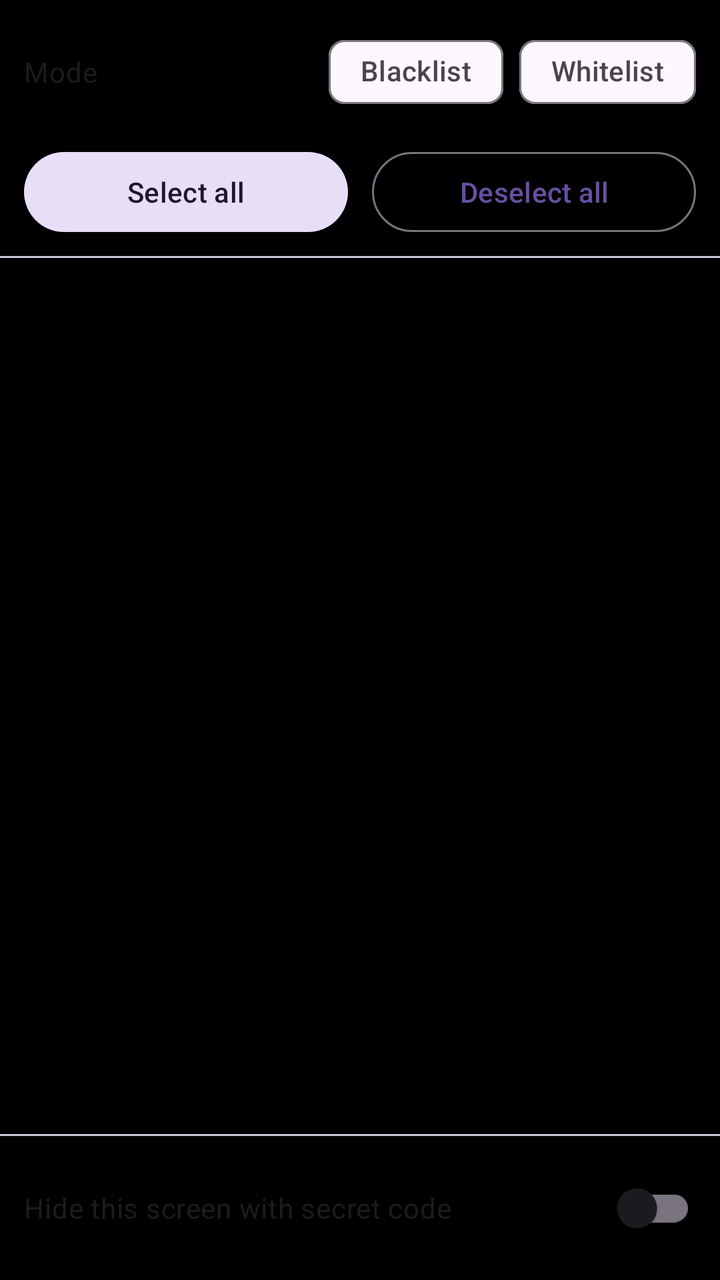
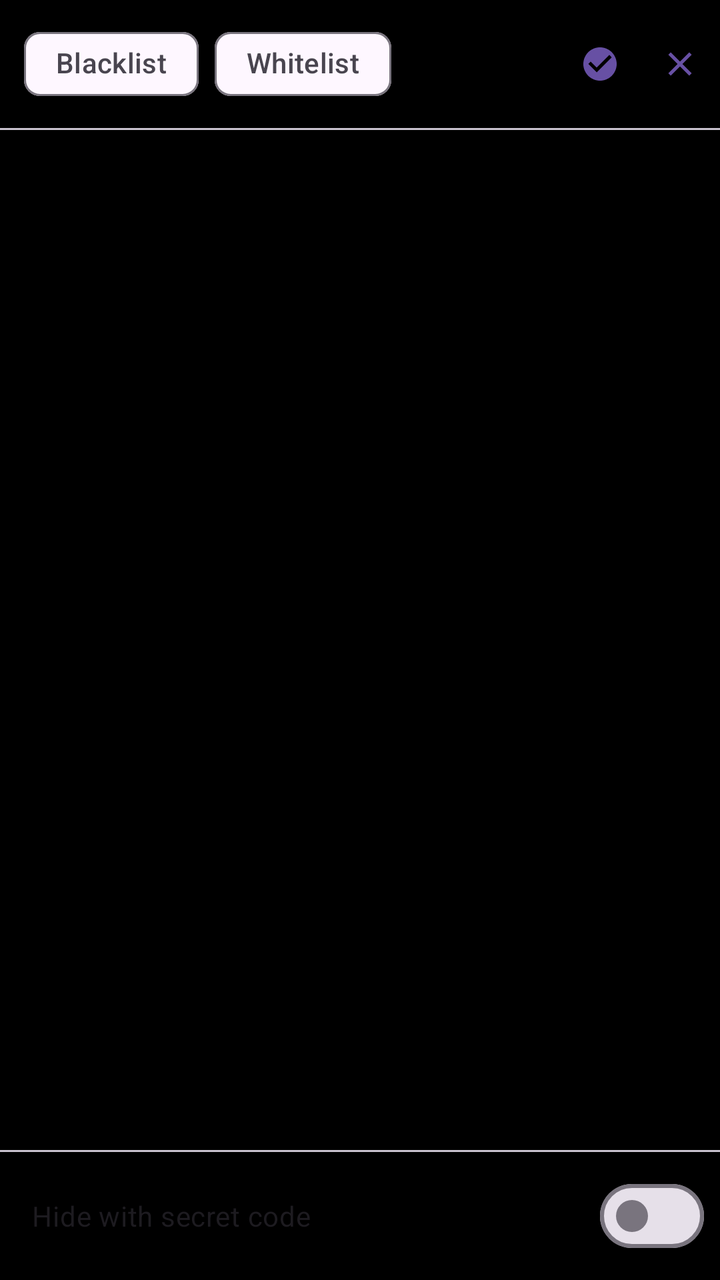

The first picture is an Android layout as it rendered before a commit; the second is the same layout after the commit. The layout source and the unified diff follow.
<!-- AndroidManifest.xml: application theme Theme.CloX -->
<!-- res/layout/fragment_hide_apps.xml -->
<?xml version="1.0" encoding="utf-8"?>
<LinearLayout xmlns:android="http://schemas.android.com/apk/res/android"
    xmlns:app="http://schemas.android.com/apk/res-auto"
    android:layout_width="match_parent"
    android:layout_height="match_parent"
    android:orientation="vertical">

    
    <LinearLayout
        android:layout_width="match_parent"
        android:layout_height="wrap_content"
        android:orientation="horizontal"
        android:padding="12dp"
        android:gravity="center_vertical">

        <TextView
            android:layout_width="0dp"
            android:layout_height="wrap_content"
            android:layout_weight="1"
            android:text="Mode"
            android:textAppearance="?attr/textAppearanceBodyMedium" />

        <com.google.android.material.chip.ChipGroup
            android:id="@+id/chipGroup"
            android:layout_width="wrap_content"
            android:layout_height="wrap_content"
            app:singleSelection="true"
            app:selectionRequired="true">

            <com.google.android.material.chip.Chip
                android:id="@+id/chipBlacklist"
                style="@style/Widget.Material3.Chip.Filter"
                android:layout_width="wrap_content"
                android:layout_height="wrap_content"
                android:text="Blacklist" />

            <com.google.android.material.chip.Chip
                android:id="@+id/chipWhitelist"
                style="@style/Widget.Material3.Chip.Filter"
                android:layout_width="wrap_content"
                android:layout_height="wrap_content"
                android:text="Whitelist" />

        </com.google.android.material.chip.ChipGroup>

    </LinearLayout>

    
    <LinearLayout
        android:layout_width="match_parent"
        android:layout_height="wrap_content"
        android:orientation="horizontal"
        android:paddingStart="12dp"
        android:paddingEnd="12dp"
        android:paddingBottom="8dp">

        <com.google.android.material.button.MaterialButton
            android:id="@+id/btnSelectAll"
            style="@style/Widget.Material3.Button.TonalButton"
            android:layout_width="0dp"
            android:layout_height="wrap_content"
            android:layout_weight="1"
            android:layout_marginEnd="6dp"
            android:text="Select all" />

        <com.google.android.material.button.MaterialButton
            android:id="@+id/btnDeselectAll"
            style="@style/Widget.Material3.Button.OutlinedButton"
            android:layout_width="0dp"
            android:layout_height="wrap_content"
            android:layout_weight="1"
            android:layout_marginStart="6dp"
            android:text="Deselect all" />

    </LinearLayout>

    <com.google.android.material.divider.MaterialDivider
        android:layout_width="match_parent"
        android:layout_height="wrap_content" />

    
    <androidx.recyclerview.widget.RecyclerView
        android:id="@+id/rvApps"
        android:layout_width="match_parent"
        android:layout_height="0dp"
        android:layout_weight="1"
        android:clipToPadding="false"
        android:paddingBottom="8dp" />

    <com.google.android.material.divider.MaterialDivider
        android:layout_width="match_parent"
        android:layout_height="wrap_content" />

    
    <LinearLayout
        android:layout_width="match_parent"
        android:layout_height="wrap_content"
        android:orientation="vertical"
        android:padding="12dp">

        <LinearLayout
            android:layout_width="match_parent"
            android:layout_height="wrap_content"
            android:orientation="horizontal"
            android:gravity="center_vertical">

            <LinearLayout
                android:layout_width="0dp"
                android:layout_height="wrap_content"
                android:layout_weight="1"
                android:orientation="vertical">

                <TextView
                    android:layout_width="wrap_content"
                    android:layout_height="wrap_content"
                    android:text="Hide this screen with secret code"
                    android:textAppearance="?attr/textAppearanceBodyMedium" />

                <TextView
                    android:id="@+id/tvCodeHint"
                    android:layout_width="wrap_content"
                    android:layout_height="wrap_content"
                    android:visibility="gone"
                    android:textAppearance="?attr/textAppearanceBodySmall"
                    android:textColor="?attr/colorPrimary" />

            </LinearLayout>

            <com.google.android.material.switchmaterial.SwitchMaterial
                android:id="@+id/switchLock"
                android:layout_width="wrap_content"
                android:layout_height="wrap_content" />

        </LinearLayout>

    </LinearLayout>

</LinearLayout>
<!-- resources referenced by this layout -->
<resources>
  <style name="Theme.CloX" parent="Theme.Material3.DayNight.NoActionBar">
          <item name="android:windowBackground">@android:color/black</item>
      </style>
</resources>

<!-- the commit's change to res/layout/fragment_hide_apps.xml (unified diff, before → after) -->
@@ -10,20 +10,17 @@
         android:layout_width="match_parent"
         android:layout_height="wrap_content"
         android:orientation="horizontal"
-        android:padding="12dp"
+        android:paddingStart="12dp"
+        android:paddingEnd="4dp"
+        android:paddingTop="8dp"
+        android:paddingBottom="8dp"
         android:gravity="center_vertical">
 
-        <TextView
+        <com.google.android.material.chip.ChipGroup
+            android:id="@+id/chipGroup"
             android:layout_width="0dp"
             android:layout_height="wrap_content"
             android:layout_weight="1"
-            android:text="Mode"
-            android:textAppearance="?attr/textAppearanceBodyMedium" />
-
-        <com.google.android.material.chip.ChipGroup
-            android:id="@+id/chipGroup"
-            android:layout_width="wrap_content"
-            android:layout_height="wrap_content"
             app:singleSelection="true"
             app:selectionRequired="true">
 
@@ -43,34 +40,23 @@
 
         </com.google.android.material.chip.ChipGroup>
 
-    </LinearLayout>
-
-    
-    <LinearLayout
-        android:layout_width="match_parent"
-        android:layout_height="wrap_content"
-        android:orientation="horizontal"
-        android:paddingStart="12dp"
-        android:paddingEnd="12dp"
-        android:paddingBottom="8dp">
-
+        
         <com.google.android.material.button.MaterialButton
             android:id="@+id/btnSelectAll"
-            style="@style/Widget.Material3.Button.TonalButton"
-            android:layout_width="0dp"
-            android:layout_height="wrap_content"
-            android:layout_weight="1"
-            android:layout_marginEnd="6dp"
-            android:text="Select all" />
+            style="@style/Widget.Material3.Button.IconButton"
+            android:layout_width="40dp"
+            android:layout_height="40dp"
+            app:icon="@drawable/ic_check_circle"
+            android:contentDescription="Select all" />
 
+        
         <com.google.android.material.button.MaterialButton
             android:id="@+id/btnDeselectAll"
-            style="@style/Widget.Material3.Button.OutlinedButton"
-            android:layout_width="0dp"
-            android:layout_height="wrap_content"
-            android:layout_weight="1"
-            android:layout_marginStart="6dp"
-            android:text="Deselect all" />
+            style="@style/Widget.Material3.Button.IconButton"
+            android:layout_width="40dp"
+            android:layout_height="40dp"
+            app:icon="@drawable/ic_close"
+            android:contentDescription="Deselect all" />
 
     </LinearLayout>
 
@@ -85,7 +71,7 @@
         android:layout_height="0dp"
         android:layout_weight="1"
         android:clipToPadding="false"
-        android:paddingBottom="8dp" />
+        android:paddingBottom="4dp" />
 
     <com.google.android.material.divider.MaterialDivider
         android:layout_width="match_parent"
@@ -95,43 +81,39 @@
     <LinearLayout
         android:layout_width="match_parent"
         android:layout_height="wrap_content"
-        android:orientation="vertical"
-        android:padding="12dp">
+        android:orientation="horizontal"
+        android:paddingStart="16dp"
+        android:paddingEnd="8dp"
+        android:paddingTop="8dp"
+        android:paddingBottom="8dp"
+        android:gravity="center_vertical">
 
         <LinearLayout
-            android:layout_width="match_parent"
+            android:layout_width="0dp"
             android:layout_height="wrap_content"
-            android:orientation="horizontal"
-            android:gravity="center_vertical">
+            android:layout_weight="1"
+            android:orientation="vertical">
 
-            <LinearLayout
-                android:layout_width="0dp"
+            <TextView
+                android:layout_width="wrap_content"
                 android:layout_height="wrap_content"
-                android:layout_weight="1"
-                android:orientation="vertical">
+                android:text="Hide with secret code"
+                android:textAppearance="?attr/textAppearanceBodyMedium" />
 
-                <TextView
-                    android:layout_width="wrap_content"
-                    android:layout_height="wrap_content"
-                    android:text="Hide this screen with secret code"
-                    android:textAppearance="?attr/textAppearanceBodyMedium" />
-
-                <TextView
-                    android:id="@+id/tvCodeHint"
-                    android:layout_width="wrap_content"
-                    android:layout_height="wrap_content"
-                    android:visibility="gone"
-                    android:textAppearance="?attr/textAppearanceBodySmall"
-                    android:textColor="?attr/colorPrimary" />
-
-            </LinearLayout>
-
-            <com.google.android.material.switchmaterial.SwitchMaterial
-                android:id="@+id/switchLock"
+            <TextView
+                android:id="@+id/tvCodeHint"
                 android:layout_width="wrap_content"
-                android:layout_height="wrap_content" />
+                android:layout_height="wrap_content"
+                android:visibility="gone"
+                android:textAppearance="?attr/textAppearanceBodySmall"
+                android:textColor="?attr/colorPrimary" />
 
         </LinearLayout>
+
+        <com.google.android.material.materialswitch.MaterialSwitch
+            android:id="@+id/switchLock"
+            android:layout_width="wrap_content"
+            android:layout_height="wrap_content" />
 
     </LinearLayout>
 
<!-- resource entries referenced after the edit -->
@@ -1,5 +1,23 @@
 <!-- resources referenced by this layout -->
 <resources>
+  <!-- drawable ic_check_circle (drawable) -->
+  <?xml version="1.0" encoding="utf-8"?>
+  <vector xmlns:android="http://schemas.android.com/apk/res/android"
+      android:width="24dp" android:height="24dp"
+      android:viewportWidth="24" android:viewportHeight="24"
+      android:tint="?attr/colorPrimary">
+      <path android:fillColor="@android:color/white"
+          android:pathData="M12,2C6.48,2 2,6.48 2,12s4.48,10 10,10 10,-4.48 10,-10S17.52,2 12,2zM10,17l-5,-5 1.41,-1.41L10,14.17l7.59,-7.59L19,8l-9,9z"/>
+  </vector>
+  <!-- drawable ic_close (drawable) -->
+  <?xml version="1.0" encoding="utf-8"?>
+  <vector xmlns:android="http://schemas.android.com/apk/res/android"
+      android:width="24dp" android:height="24dp"
+      android:viewportWidth="24" android:viewportHeight="24"
+      android:tint="?attr/colorControlNormal">
+      <path android:fillColor="@android:color/white"
+          android:pathData="M19,6.41L17.59,5 12,10.59 6.41,5 5,6.41 10.59,12 5,17.59 6.41,19 12,13.41 17.59,19 19,17.59 13.41,12z"/>
+  </vector>
   <style name="Theme.CloX" parent="Theme.Material3.DayNight.NoActionBar">
           <item name="android:windowBackground">@android:color/black</item>
       </style>
